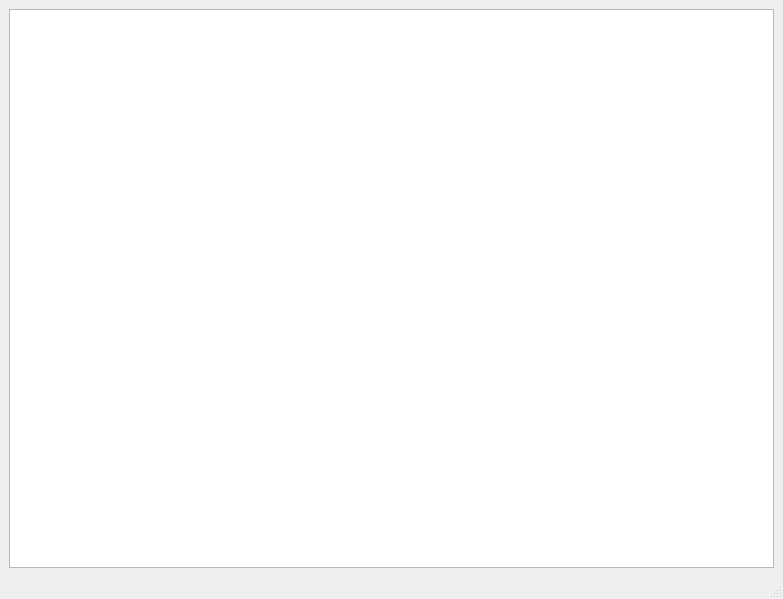
This is mainwindow.ui in kublasean/LightTriggerQt as Qt 5 draws it before an edit. The edited form follows.
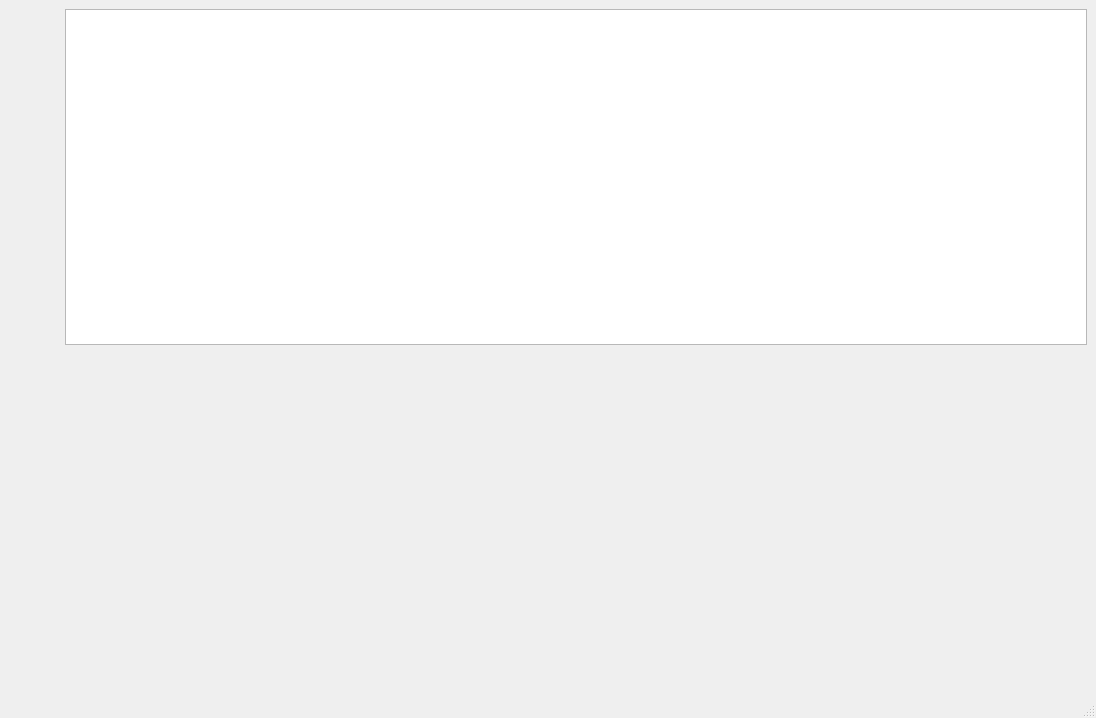
This is the edited form.

Commit message: added MIDI note tile viz

What changed in the file:
```diff
--- a/mainwindow.ui
+++ b/mainwindow.ui
@@ -6,8 +6,8 @@
    <rect>
     <x>0</x>
     <y>0</y>
-    <width>783</width>
-    <height>599</height>
+    <width>1096</width>
+    <height>718</height>
    </rect>
   </property>
   <property name="windowTitle">
@@ -16,7 +16,34 @@
   <widget class="QWidget" name="centralwidget">
    <layout class="QHBoxLayout" name="horizontalLayout">
     <item>
-     <widget class="QListView" name="noteListView"/>
+     <layout class="QFormLayout" name="formLayout">
+      <item row="0" column="0">
+       <widget class="QWidget" name="frame" native="true">
+        <property name="minimumSize">
+         <size>
+          <width>50</width>
+          <height>200</height>
+         </size>
+        </property>
+       </widget>
+      </item>
+      <item row="0" column="1">
+       <widget class="QListView" name="noteListView"/>
+      </item>
+      <item row="1" column="1">
+       <spacer name="verticalSpacer">
+        <property name="orientation">
+         <enum>Qt::Vertical</enum>
+        </property>
+        <property name="sizeHint" stdset="0">
+         <size>
+          <width>20</width>
+          <height>40</height>
+         </size>
+        </property>
+       </spacer>
+      </item>
+     </layout>
     </item>
    </layout>
   </widget>
```
Left out of the diff: 2 changed lines with no effect on the pictures. The commit also changes 9 other files.
